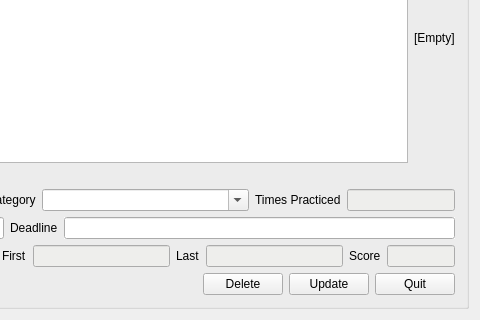
The window that src/qrammer/window_manage_db.ui (alex-lt-kong/qrammer) describes before a commit, drawn with Qt 5; both pictures show x 429 to 909 and y 383 to 703 of the 909 by 703 pixel window.
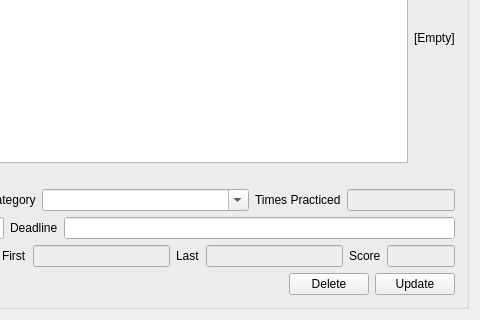
The same window after the commit. Icons and pictures are not drawn.

```diff
--- a/src/qrammer/window_manage_db.ui
+++ b/src/qrammer/window_manage_db.ui
@@ -735,13 +735,6 @@
              </property>
             </widget>
            </item>
-           <item>
-            <widget class="QPushButton" name="pushButton_Quit">
-             <property name="text">
-              <string>Quit</string>
-             </property>
-            </widget>
-           </item>
           </layout>
          </item>
         </layout>
```
